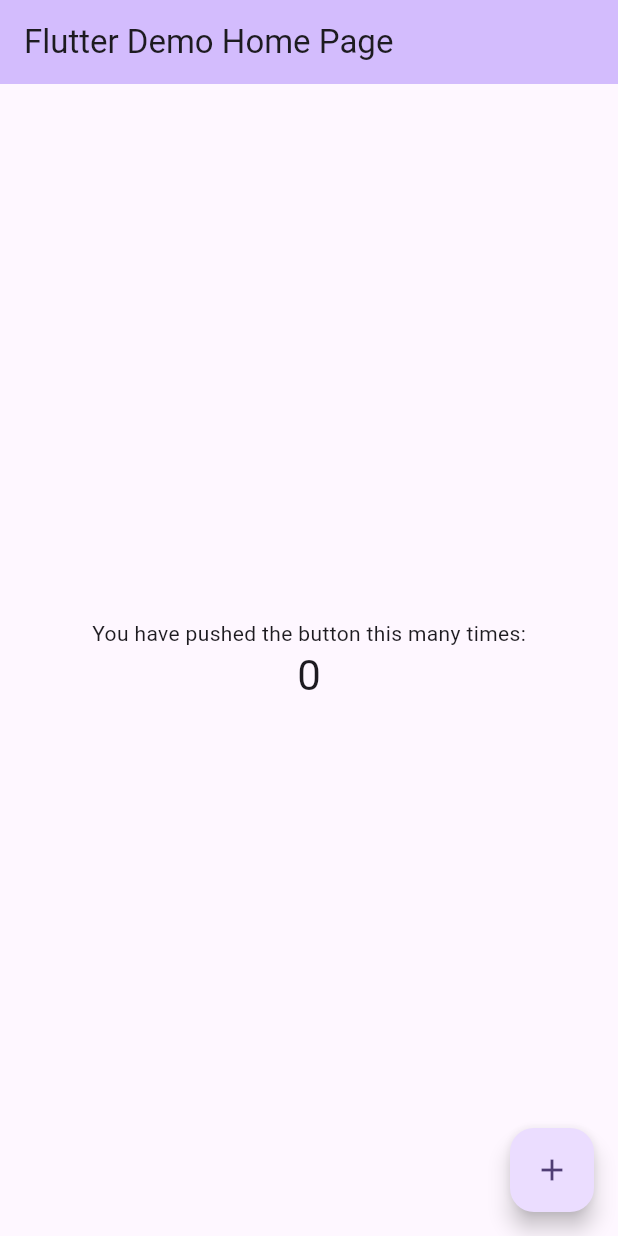
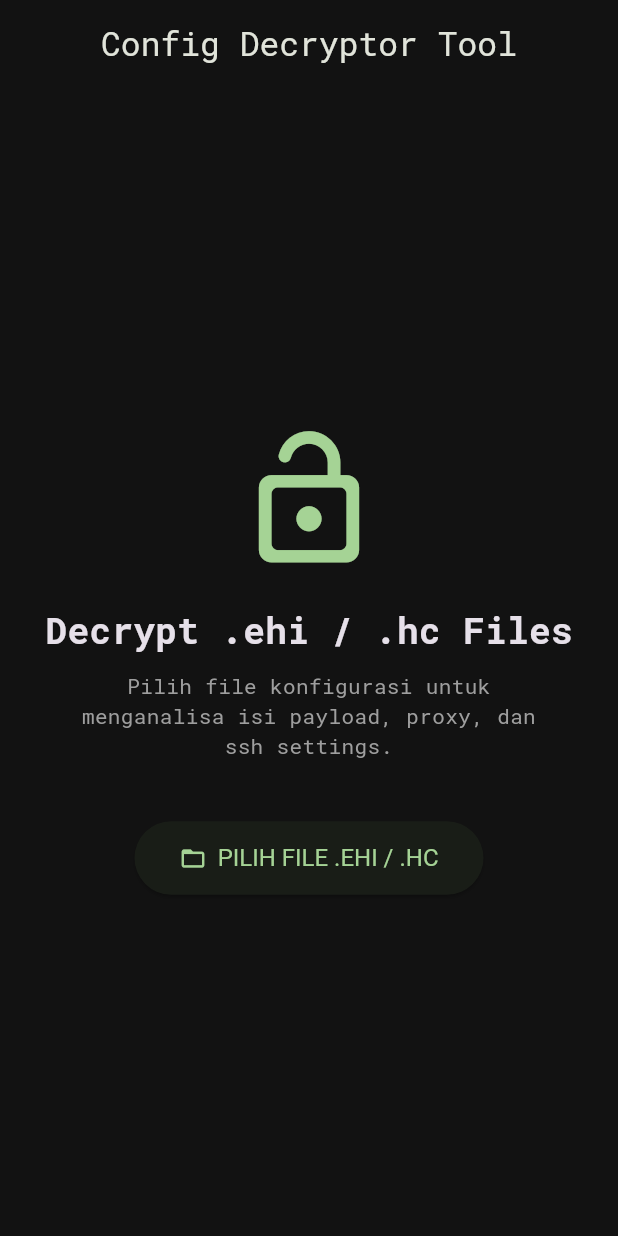
Before and after one commit to could-ai/019aa4ba-ff84-7f1a-af0b-cc1e9fec5571, a Flutter app: the screen it shows after launch, on a phone screen of 412 x 824 dp. Run offline on Flutter 3.47's test engine with Material 3 defaults, Android fonts, the phone set to English and light mode, and no system bars; our stand-ins replace file_picker, google_fonts.

Commit message:
Menambahkan dependensi file_picker untuk memilih file, google_fonts untuk tampilan teks kode, dan intl untuk format tanggal.; Mengatur tema aplikasi menjadi gelap (dark mode) dengan font monospace agar terlihat seperti tools teknis, dan mengarahkan home ke HomeScreen.; Membuat layar utama dengan tombol untuk memilih file. Menggunakan FilePicker untuk mengambil file .ehi atau .hc dan mengirim kontennya ke parser.; Membuat logika parser cerdas. Karena kita tidak memiliki kunci privat AES untuk HTTP Injector, parser ini menggunakan teknik analisis heuristik: mencari pola Payload HTTP, mencari pola IP:Port (Proxy), dan mencoba mendekode string Base64 yang mungkin berisi konfigurasi tersembunyi.; Membuat layar hasil untuk menampilkan data yang berhasil diekstrak. Menggunakan SelectableText agar pengguna bisa menyalin bagian tertentu (seperti payload atau proxy).

```diff
--- a/usr/lib/main.dart
+++ b/usr/lib/main.dart
@@ -1,4 +1,6 @@
 import 'package:flutter/material.dart';
+import 'package:google_fonts/google_fonts.dart';
+import 'screens/home_screen.dart';
 
 void main() {
   runApp(const MyApp());
@@ -7,114 +9,23 @@ void main() {
 class MyApp extends StatelessWidget {
   const MyApp({super.key});
 
-  // This widget is the root of your application.
   @override
   Widget build(BuildContext context) {
     return MaterialApp(
-      title: 'Flutter Demo',
+      title: 'Config Decryptor',
       debugShowCheckedModeBanner: false,
       theme: ThemeData(
-        // This is the theme of your application.
-        //
-        // TRY THIS: Try running your application with "flutter run". You'll see
-        // the application has a purple toolbar. Then, without quitting the app,
-        // try changing the seedColor in the colorScheme below to Colors.green
-        // and then invoke "hot reload" (save your changes or press the "hot
-        // reload" button in a Flutter-supported IDE, or press "r" if you used
-        // the command line to start the app).
-        //
-        // Notice that the counter didn't reset back to zero; the application
-        // state is not lost during the reload. To reset the state, use hot
-        // restart instead.
-        //
-        // This works for code too, not just values: Most code changes can be
-        // tested with just a hot reload.
-        colorScheme: ColorScheme.fromSeed(seedColor: Colors.deepPurple),
+        colorScheme: ColorScheme.fromSeed(
+          seedColor: const Color(0xFF00FF00), // Hacker green vibe
+          brightness: Brightness.dark,
+          surface: const Color(0xFF121212),
+        ),
+        useMaterial3: true,
+        textTheme: GoogleFonts.robotoMonoTextTheme(
+          ThemeData.dark().textTheme,
+        ),
       ),
-      home: const MyHomePage(title: 'Flutter Demo Home Page'),
+      home: const HomeScreen(),
     );
   }
 }
-
-class MyHomePage extends StatefulWidget {
-  const MyHomePage({super.key, required this.title});
-
-  // This widget is the home page of your application. It is stateful, meaning
-  // that it has a State object (defined below) that contains fields that affect
-  // how it looks.
-
-  // This class is the configuration for the state. It holds the values (in this
-  // case the title) provided by the parent (in this case the App widget) and
-  // used by the build method of the State. Fields in a Widget subclass are
-  // always marked "final".
-
-  final String title;
-
-  @override
-  State<MyHomePage> createState() => _MyHomePageState();
-}
-
-class _MyHomePageState extends State<MyHomePage> {
-  int _counter = 0;
-
-  void _incrementCounter() {
-    setState(() {
-      // This call to setState tells the Flutter framework that something has
-      // changed in this State, which causes it to rerun the build method below
-      // so that the display can reflect the updated values. If we changed
-      // _counter without calling setState(), then the build method would not be
-      // called again, and so nothing would appear to happen.
-      _counter++;
-    });
-  }
-
-  @override
-  Widget build(BuildContext context) {
-    // This method is rerun every time setState is called, for instance as done
-    // by the _incrementCounter method above.
-    //
-    // The Flutter framework has been optimized to make rerunning build methods
-    // fast, so that you can just rebuild anything that needs updating rather
-    // than having to individually change instances of widgets.
-    return Scaffold(
-      appBar: AppBar(
-        // TRY THIS: Try changing the color here to a specific color (to
-        // Colors.amber, perhaps?) and trigger a hot reload to see the AppBar
-        // change color while the other colors stay the same.
-        backgroundColor: Theme.of(context).colorScheme.inversePrimary,
-        // Here we take the value from the MyHomePage object that was created by
-        // the App.build method, and use it to set our appbar title.
-        title: Text(widget.title),
-      ),
-      body: Center(
-        // Center is a layout widget. It takes a single child and positions it
-        // in the middle of the parent.
-        child: Column(
-          // Column is also a layout widget. It takes a list of children and
-          // arranges them vertically. By default, it sizes itself to fit its
-          // children horizontally, and tries to be as tall as its parent.
-          //
-          // Column has various properties to control how it sizes itself and
-          // how it positions its children. Here we use mainAxisAlignment to
-          // center the children vertically; the main axis here is the vertical
-          // axis because Columns are vertical (the cross axis would be
-          // horizontal).
-          //
-          // TRY THIS: Invoke "debug painting" (choose the "Toggle Debug Paint"
-          // action in the IDE, or press "p" in the console), to see the
-          // wireframe for each widget.
-          mainAxisAlignment: MainAxisAlignment.center,
-          children: <Widget>[
-            const Text('You have pushed the button this many times:'),
-            Text('$_counter', style: Theme.of(context).textTheme.headlineMedium),
-          ],
-        ),
-      ),
-      floatingActionButton: FloatingActionButton(
-        onPressed: _incrementCounter,
-        tooltip: 'Increment',
-        child: const Icon(Icons.add),
-      ), // This trailing comma makes auto-formatting nicer for build methods.
-    );
-  }
-}
--- /dev/null
+++ b/usr/lib/screens/home_screen.dart
@@ -0,0 +1,121 @@
+import 'dart:io';
+import 'dart:convert';
+import 'package:flutter/material.dart';
+import 'package:file_picker/file_picker.dart';
+import 'package:couldai_user_app/screens/result_screen.dart';
+import 'package:couldai_user_app/utils/file_parser.dart';
+
+class HomeScreen extends StatefulWidget {
+  const HomeScreen({super.key});
+
+  @override
+  State<HomeScreen> createState() => _HomeScreenState();
+}
+
+class _HomeScreenState extends State<HomeScreen> {
+  bool _isLoading = false;
+
+  Future<void> _pickFile() async {
+    setState(() => _isLoading = true);
+
+    try {
+      FilePickerResult? result = await FilePicker.platform.pickFiles(
+        type: FileType.custom,
+        allowedExtensions: ['ehi', 'hc', 'txt', 'json'],
+      );
+
+      if (result != null) {
+        PlatformFile file = result.files.first;
+
+        // Simulasi proses decrypt/baca file
+        // Catatan: Pada web path mungkin null, kita pakai bytes
+        String fileName = file.name;
+        String? content;
+
+        if (file.bytes != null) {
+          // Web atau jika bytes tersedia langsung
+          content = utf8.decode(file.bytes!, allowMalformed: true);
+        } else if (file.path != null) {
+          // Mobile / Desktop
+          final ioFile = File(file.path!);
+          content = await ioFile.readAsString();
+        }
+
+        if (content != null) {
+          // Analisa konten
+          final parsedData = FileParser.analyzeContent(fileName, content);
+
+          if (mounted) {
+            Navigator.push(
+              context,
+              MaterialPageRoute(
+                builder: (context) => ResultScreen(
+                  fileName: fileName,
+                  data: parsedData,
+                ),
+              ),
+            );
+          }
+        }
+      }
+    } catch (e) {
+      if (mounted) {
+        ScaffoldMessenger.of(context).showSnackBar(
+          SnackBar(content: Text('Error reading file: $e')),
+        );
+      }
+    } finally {
+      setState(() => _isLoading = false);
+    }
+  }
+
+  @override
+  Widget build(BuildContext context) {
+    return Scaffold(
+      appBar: AppBar(
+        title: const Text('Config Decryptor Tool'),
+        centerTitle: true,
+        elevation: 0,
+      ),
+      body: Center(
+        child: Column(
+          mainAxisAlignment: MainAxisAlignment.center,
+          children: [
+            Icon(
+              Icons.lock_open_rounded,
+              size: 100,
+              color: Theme.of(context).colorScheme.primary,
+            ),
+            const SizedBox(height: 20),
+            const Text(
+              'Decrypt .ehi / .hc Files',
+              style: TextStyle(fontSize: 24, fontWeight: FontWeight.bold),
+            ),
+            const SizedBox(height: 10),
+            const Padding(
+              padding: EdgeInsets.symmetric(horizontal: 40),
+              child: Text(
+                'Pilih file konfigurasi untuk menganalisa isi payload, proxy, dan ssh settings.',
+                textAlign: TextAlign.center,
+                style: TextStyle(color: Colors.grey),
+              ),
+            ),
+            const SizedBox(height: 40),
+            _isLoading
+                ? const CircularProgressIndicator()
+                : ElevatedButton.icon(
+                    onPressed: _pickFile,
+                    icon: const Icon(Icons.folder_open),
+                    label: const Text('PILIH FILE .EHI / .HC'),
+                    style: ElevatedButton.styleFrom(
+                      padding: const EdgeInsets.symmetric(
+                          horizontal: 30, vertical: 15),
+                      textStyle: const TextStyle(fontSize: 16),
+                    ),
+                  ),
+          ],
+        ),
+      ),
+    );
+  }
+}
```
Also changed, not shown: usr/lib/screens/result_screen.dart (added, +89 -0 lines), usr/lib/utils/file_parser.dart (added, +88 -0 lines), usr/pubspec.yaml (+4 -70 lines).
